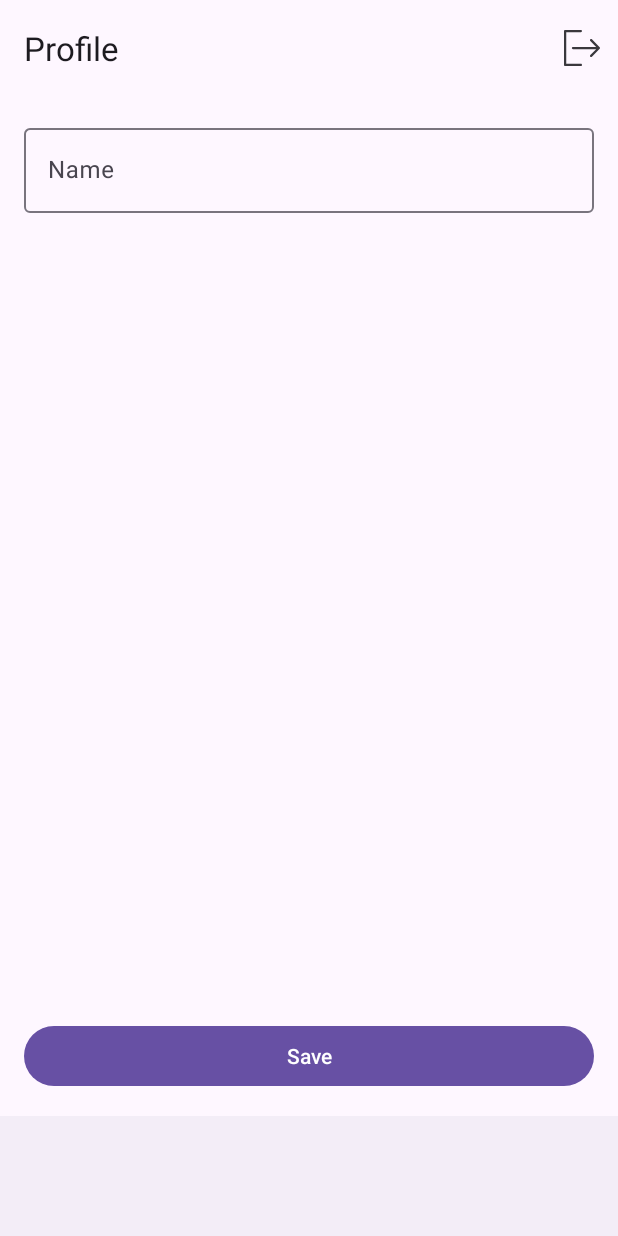
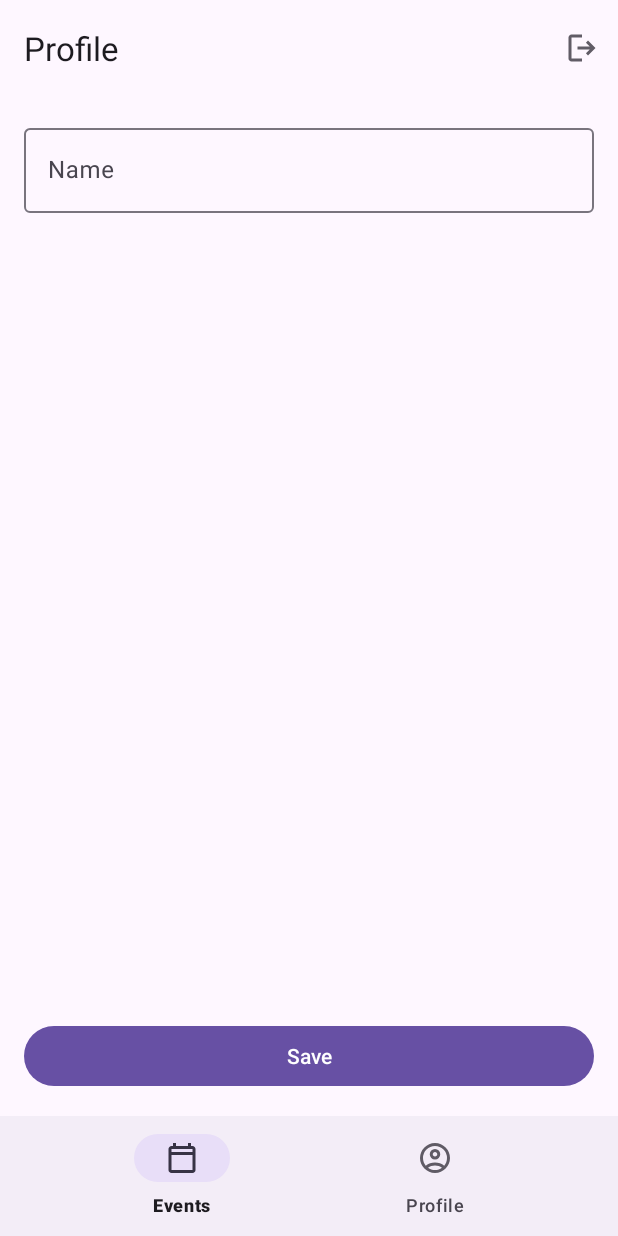
Before and after one commit to Krushiler/EventAppointment, an Android app: the HomeFragment screen opened through its navigation route, on a phone screen of 412 x 824 dp. Run offline under Robolectric (Android 15) with nearby library versions, the phone set to English and light mode, and no system bars; our stand-ins replace Firebase (no records; nobody signed in at launch, a user with empty details on screens opened directly), navigation-ui; libraries missing offline, so code that uses them is left out: by.kirich1409.viewbindingdelegate; 20 statements that could not run were skipped.

Commit message:
Setup bottom navigation for home screen

```diff
--- a/app/build.gradle.kts
+++ b/app/build.gradle.kts
@@ -56,6 +56,9 @@ dependencies {
     implementation("com.google.firebase:firebase-auth-ktx")
     implementation("com.google.firebase:firebase-firestore-ktx")
 
+    implementation(libs.androidx.navigation.fragment.ktx)
+    implementation(libs.androidx.navigation.ui.ktx)
+
     implementation(libs.viewbindingpropertydelegate.noreflection)
 
     implementation(libs.core.ktx)
--- a/app/src/main/java/com/krushiler/eventappointment/di/ViewModelModule.kt
+++ b/app/src/main/java/com/krushiler/eventappointment/di/ViewModelModule.kt
@@ -1,5 +1,6 @@
 package com.krushiler.eventappointment.di
 
+import com.krushiler.eventappointment.presentation.screens.events.EventsViewModel
 import com.krushiler.eventappointment.presentation.screens.login.LoginViewModel
 import com.krushiler.eventappointment.presentation.screens.main.MainViewModel
 import com.krushiler.eventappointment.presentation.screens.profile.ProfileViewModel
@@ -10,4 +11,5 @@ val viewModelModule = module {
     viewModel { LoginViewModel(get()) }
     viewModel { MainViewModel(get()) }
     viewModel { ProfileViewModel(get()) }
+    viewModel { EventsViewModel(get()) }
 }
--- a/app/src/main/java/com/krushiler/eventappointment/presentation/screens/home/HomeFragment.kt
+++ b/app/src/main/java/com/krushiler/eventappointment/presentation/screens/home/HomeFragment.kt
@@ -5,6 +5,7 @@ import android.view.View
 import androidx.fragment.app.Fragment
 import androidx.navigation.NavController
 import androidx.navigation.fragment.NavHostFragment
+import androidx.navigation.ui.setupWithNavController
 import by.kirich1409.viewbindingdelegate.viewBinding
 import com.krushiler.eventappointment.R
 import com.krushiler.eventappointment.databinding.FragmentHomeBinding
@@ -18,5 +19,7 @@ class HomeFragment : Fragment(R.layout.fragment_home) {
         super.onViewCreated(view, savedInstanceState)
         navController = binding.homeNavigationContainer.getFragment<NavHostFragment>().navController
         navController.navigate(R.id.profileFragment)
+
+        binding.navigationBar.setupWithNavController(navController)
     }
 }
--- /dev/null
+++ b/app/src/main/res/drawable/account_circle_24px.xml
@@ -0,0 +1,10 @@
+<vector xmlns:android="http://schemas.android.com/apk/res/android"
+    android:width="24dp"
+    android:height="24dp"
+    android:tint="?attr/colorControlNormal"
+    android:viewportWidth="960"
+    android:viewportHeight="960">
+    <path
+        android:fillColor="@color/material_on_background_emphasis_high_type"
+        android:pathData="M234,684Q285,645 348,622.5Q411,600 480,600Q549,600 612,622.5Q675,645 726,684Q761,643 780.5,591Q800,539 800,480Q800,347 706.5,253.5Q613,160 480,160Q347,160 253.5,253.5Q160,347 160,480Q160,539 179.5,591Q199,643 234,684ZM480,520Q421,520 380.5,479.5Q340,439 340,380Q340,321 380.5,280.5Q421,240 480,240Q539,240 579.5,280.5Q620,321 620,380Q620,439 579.5,479.5Q539,520 480,520ZM480,880Q397,880 324,848.5Q251,817 197,763Q143,709 111.5,636Q80,563 80,480Q80,397 111.5,324Q143,251 197,197Q251,143 324,111.5Q397,80 480,80Q563,80 636,111.5Q709,143 763,197Q817,251 848.5,324Q880,397 880,480Q880,563 848.5,636Q817,709 763,763Q709,817 636,848.5Q563,880 480,880ZM480,800Q533,800 580,784.5Q627,769 666,740Q627,711 580,695.5Q533,680 480,680Q427,680 380,695.5Q333,711 294,740Q333,769 380,784.5Q427,800 480,800ZM480,440Q506,440 523,423Q540,406 540,380Q540,354 523,337Q506,320 480,320Q454,320 437,337Q420,354 420,380Q420,406 437,423Q454,440 480,440ZM480,380Q480,380 480,380Q480,380 480,380Q480,380 480,380Q480,380 480,380Q480,380 480,380Q480,380 480,380Q480,380 480,380Q480,380 480,380ZM480,740Q480,740 480,740Q480,740 480,740Q480,740 480,740Q480,740 480,740Q480,740 480,740Q480,740 480,740Q480,740 480,740Q480,740 480,740Z" />
+</vector>
--- /dev/null
+++ b/app/src/main/res/drawable/calendar_today_24px.xml
@@ -0,0 +1,10 @@
+<vector xmlns:android="http://schemas.android.com/apk/res/android"
+    android:width="24dp"
+    android:height="24dp"
+    android:viewportWidth="960"
+    android:viewportHeight="960"
+    android:tint="?attr/colorControlNormal">
+  <path
+      android:fillColor="@color/material_on_background_emphasis_high_type"
+      android:pathData="M200,880Q167,880 143.5,856.5Q120,833 120,800L120,240Q120,207 143.5,183.5Q167,160 200,160L240,160L240,80L320,80L320,160L640,160L640,80L720,80L720,160L760,160Q793,160 816.5,183.5Q840,207 840,240L840,800Q840,833 816.5,856.5Q793,880 760,880L200,880ZM200,800L760,800Q760,800 760,800Q760,800 760,800L760,400L200,400L200,800Q200,800 200,800Q200,800 200,800ZM200,320L760,320L760,240Q760,240 760,240Q760,240 760,240L200,240Q200,240 200,240Q200,240 200,240L200,320ZM200,320L200,240Q200,240 200,240Q200,240 200,240L200,240Q200,240 200,240Q200,240 200,240L200,320Z"/>
+</vector>
--- a/app/src/main/res/drawable/ic_logout.xml
+++ /dev/null
@@ -1,5 +0,0 @@
-<vector android:height="24dp" android:viewportHeight="384.97"
-    android:viewportWidth="384.97" android:width="24dp" xmlns:android="http://schemas.android.com/apk/res/android">
-    <path android:fillColor="@color/material_on_background_emphasis_high_type" android:pathData="M180.46,360.91H24.06V24.06h156.39c6.64,0 12.03,-5.39 12.03,-12.03s-5.39,-12.03 -12.03,-12.03H12.03C5.39,0 0,5.39 0,12.03V372.94c0,6.64 5.39,12.03 12.03,12.03h168.42c6.64,0 12.03,-5.39 12.03,-12.03C192.49,366.3 187.1,360.91 180.46,360.91z"/>
-    <path android:fillColor="@color/material_on_background_emphasis_high_type" android:pathData="M381.48,184.09l-83.01,-84.2c-4.7,-4.75 -12.32,-4.74 -17.01,0c-4.7,4.74 -4.7,12.44 0,17.18l62.56,63.46H96.28c-6.64,0 -12.03,5.44 -12.03,12.15c0,6.71 5.39,12.15 12.03,12.15h247.74l-62.56,63.46c-4.7,4.75 -4.7,12.44 0,17.18c4.7,4.75 12.32,4.75 17.01,0l83,-84.2C386.11,196.59 386.16,188.76 381.48,184.09z"/>
-</vector>
--- /dev/null
+++ b/app/src/main/res/drawable/logout_24px.xml
@@ -0,0 +1,11 @@
+<vector xmlns:android="http://schemas.android.com/apk/res/android"
+    android:width="24dp"
+    android:height="24dp"
+    android:viewportWidth="960"
+    android:viewportHeight="960"
+    android:tint="?attr/colorControlNormal"
+    android:autoMirrored="true">
+  <path
+      android:fillColor="@color/material_on_background_emphasis_high_type"
+      android:pathData="M200,840Q167,840 143.5,816.5Q120,793 120,760L120,200Q120,167 143.5,143.5Q167,120 200,120L480,120L480,200L200,200Q200,200 200,200Q200,200 200,200L200,760Q200,760 200,760Q200,760 200,760L480,760L480,840L200,840ZM640,680L585,622L687,520L360,520L360,440L687,440L585,338L640,280L840,480L640,680Z"/>
+</vector>
--- a/app/src/main/res/layout/fragment_home.xml
+++ b/app/src/main/res/layout/fragment_home.xml
@@ -23,7 +23,8 @@
         android:layout_height="wrap_content"
         app:layout_constraintBottom_toBottomOf="parent"
         app:layout_constraintEnd_toEndOf="parent"
-        app:layout_constraintStart_toStartOf="parent" />
+        app:layout_constraintStart_toStartOf="parent"
+        app:menu="@menu/home_navigation_menu" />
 
 
 </androidx.constraintlayout.widget.ConstraintLayout>
--- /dev/null
+++ b/app/src/main/res/menu/home_navigation_menu.xml
@@ -0,0 +1,11 @@
+<?xml version="1.0" encoding="utf-8"?>
+<menu xmlns:android="http://schemas.android.com/apk/res/android">
+    <item
+        android:id="@+id/eventsFragment"
+        android:icon="@drawable/calendar_today_24px"
+        android:title="@string/events" />
+    <item
+        android:id="@+id/profileFragment"
+        android:icon="@drawable/account_circle_24px"
+        android:title="@string/profile" />
+</menu>
--- a/app/src/main/res/menu/profile_toolbar_menu.xml
+++ b/app/src/main/res/menu/profile_toolbar_menu.xml
@@ -3,7 +3,7 @@
     xmlns:app="http://schemas.android.com/apk/res-auto">
     <item
         android:id="@+id/action_logout"
-        app:showAsAction="always"
-        android:icon="@drawable/ic_logout"
-        android:title="@string/logout" />
+        android:icon="@drawable/logout_24px"
+        android:title="@string/logout"
+        app:showAsAction="always" />
 </menu>
--- a/app/src/main/res/values/strings.xml
+++ b/app/src/main/res/values/strings.xml
@@ -8,4 +8,5 @@
     <string name="logout">Logout</string>
     <string name="name">Name</string>
     <string name="save">Save</string>
+    <string name="events">Events</string>
 </resources>
--- a/gradle/libs.versions.toml
+++ b/gradle/libs.versions.toml
@@ -1,5 +1,6 @@
 [versions]
 agp = "8.1.1"
+navigation-fragment-ktx = "2.7.7"
 org-jetbrains-kotlin-android = "1.9.0"
 core-ktx = "1.9.0"
 junit = "4.13.2"
@@ -14,6 +15,8 @@ lifecycle-viewmodel-ktx = "2.8.0"
 viewbindingpropertydelegate-noreflection = "1.5.9"
 
 [libraries]
+androidx-navigation-fragment-ktx = { module = "androidx.navigation:navigation-fragment-ktx", version.ref = "navigation-fragment-ktx" }
+androidx-navigation-ui-ktx = { module = "androidx.navigation:navigation-ui-ktx", version.ref = "navigation-fragment-ktx" }
 core-ktx = { group = "androidx.core", name = "core-ktx", version.ref = "core-ktx" }
 junit = { group = "junit", name = "junit", version.ref = "junit" }
 androidx-test-ext-junit = { group = "androidx.test.ext", name = "junit", version.ref = "androidx-test-ext-junit" }
```
Also changed, not shown: app/src/main/java/com/krushiler/eventappointment/data/repository/EventsRepository.kt (added, +7 -0 lines), app/src/main/java/com/krushiler/eventappointment/presentation/screens/events/EventsFragment.kt (added, +19 -0 lines), app/src/main/java/com/krushiler/eventappointment/presentation/screens/events/EventsViewModel.kt (added, +8 -0 lines), app/src/main/res/layout/fragment_events.xml (added, +22 -0 lines), app/src/main/res/layout/item_event.xml (added, +49 -0 lines).
